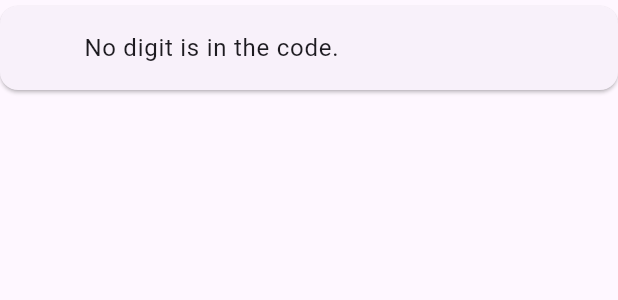
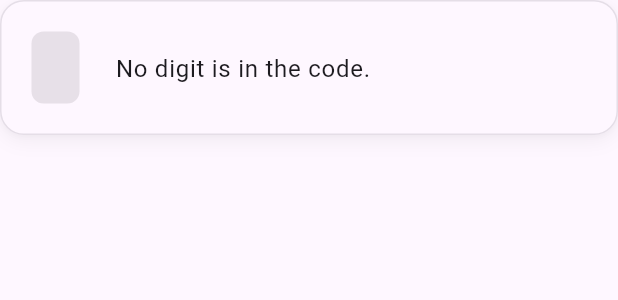
Before and after one commit to rmp7439/brain_games, a Flutter app: the _StaggeredClueCard widget shown alone on an empty page, opened directly with empty values, on a phone screen of 412 x 824 dp. Shown: the top 300 px of the screen. Run offline on Flutter 3.47's test engine with Material 3 defaults, Android fonts, the phone set to English and light mode, and no system bars; our stand-ins replace flutter_riverpod, go_router.

Commit message:
premium clues page impl

```diff
--- a/lib/features/code_deducer/code_deducer_play_page.dart
+++ b/lib/features/code_deducer/code_deducer_play_page.dart
@@ -207,31 +207,65 @@ class _CluesPage extends StatelessWidget {
 
   @override
   Widget build(BuildContext context) {
+    final theme = Theme.of(context);
+
     return SingleChildScrollView(
-      padding: const EdgeInsets.symmetric(horizontal: 16.0, vertical: 16.0),
+      padding: const EdgeInsets.symmetric(horizontal: 24.0, vertical: 32.0),
       child: Column(
         crossAxisAlignment: CrossAxisAlignment.stretch,
         children: [
-          const Text(
-            'STUDY THE CLUES',
+          Row(
+            mainAxisAlignment: MainAxisAlignment.center,
+            children: [
+              Chip(
+                label: Text(state.selectedDifficulty.name.toUpperCase()),
+                backgroundColor: theme.colorScheme.primaryContainer,
+                labelStyle: TextStyle(
+                  color: theme.colorScheme.onPrimaryContainer,
+                  fontWeight: FontWeight.bold,
+                  fontSize: 12,
+                  letterSpacing: 1.0,
+                ),
+                side: BorderSide.none,
+              ),
+              const SizedBox(width: 12),
+              Chip(
+                label: Text('${state.selectedCodeLength} DIGITS'),
+                backgroundColor: theme.colorScheme.secondaryContainer,
+                labelStyle: TextStyle(
+                  color: theme.colorScheme.onSecondaryContainer,
+                  fontWeight: FontWeight.bold,
+                  fontSize: 12,
+                  letterSpacing: 1.0,
+                ),
+                side: BorderSide.none,
+              ),
+            ],
+          ),
+          const SizedBox(height: 32),
+          Text(
+            'Every clue is true.\nUse logic to uncover the secret code.',
             textAlign: TextAlign.center,
-            style: TextStyle(
-              fontSize: 12,
-              fontWeight: FontWeight.bold,
-              letterSpacing: 1.5,
-              color: Colors.grey,
+            style: theme.textTheme.titleMedium?.copyWith(
+              color: theme.colorScheme.onSurfaceVariant,
+              height: 1.5,
+              fontWeight: FontWeight.w500,
             ),
           ),
-          const SizedBox(height: 16),
+          const SizedBox(height: 48),
           ListView.builder(
             shrinkWrap: true,
             physics: const NeverScrollableScrollPhysics(),
             itemCount: state.puzzle!.clues.length,
             itemBuilder: (context, index) {
               final clue = state.puzzle!.clues[index];
-              return _StaggeredClueCard(clue: clue, index: index);
+              return Padding(
+                padding: const EdgeInsets.only(bottom: 16.0),
+                child: _StaggeredClueCard(clue: clue, index: index),
+              );
             },
           ),
+          const SizedBox(height: 32),
         ],
       ),
     );
@@ -421,6 +455,8 @@ class _StaggeredClueCard extends StatelessWidget {
 
   @override
   Widget build(BuildContext context) {
+    final theme = Theme.of(context);
+
     return TweenAnimationBuilder<double>(
       key: ValueKey(clue.guess),
       tween: Tween(begin: 0.0, end: 1.0),
@@ -435,18 +471,55 @@ class _StaggeredClueCard extends StatelessWidget {
           ),
         );
       },
-      child: Card(
-        margin: const EdgeInsets.symmetric(vertical: 4.0),
-        child: ListTile(
-          leading: Text(
-            clue.guess,
-            style: const TextStyle(
-              fontSize: 22,
-              fontWeight: FontWeight.bold,
-              letterSpacing: 2,
+      child: Container(
+        decoration: BoxDecoration(
+          color: theme.colorScheme.surface,
+          borderRadius: BorderRadius.circular(16.0),
+          boxShadow: [
+            BoxShadow(
+              color: theme.colorScheme.shadow.withValues(alpha: 0.05),
+              blurRadius: 10,
+              offset: const Offset(0, 4),
             ),
+            BoxShadow(
+              color: theme.colorScheme.shadow.withValues(alpha: 0.02),
+              blurRadius: 2,
+              offset: const Offset(0, 1),
+            ),
+          ],
+          border: Border.all(
+            color: theme.colorScheme.outlineVariant.withValues(alpha: 0.5),
           ),
-          title: Text(clue.type.description),
+        ),
+        padding: const EdgeInsets.all(20.0),
+        child: Row(
+          children: [
+            Container(
+              padding: const EdgeInsets.symmetric(horizontal: 16.0, vertical: 8.0),
+              decoration: BoxDecoration(
+                color: theme.colorScheme.surfaceContainerHighest,
+                borderRadius: BorderRadius.circular(8.0),
+              ),
+              child: Text(
+                clue.guess,
+                style: theme.textTheme.headlineSmall?.copyWith(
+                  fontWeight: FontWeight.bold,
+                  letterSpacing: 4.0,
+                  color: theme.colorScheme.onSurfaceVariant,
+                ),
+              ),
+            ),
+            const SizedBox(width: 24),
+            Expanded(
+              child: Text(
+                clue.type.description,
+                style: theme.textTheme.bodyLarge?.copyWith(
+                  color: theme.colorScheme.onSurface,
+                  height: 1.4,
+                ),
+              ),
+            ),
+          ],
         ),
       ),
     );
```
